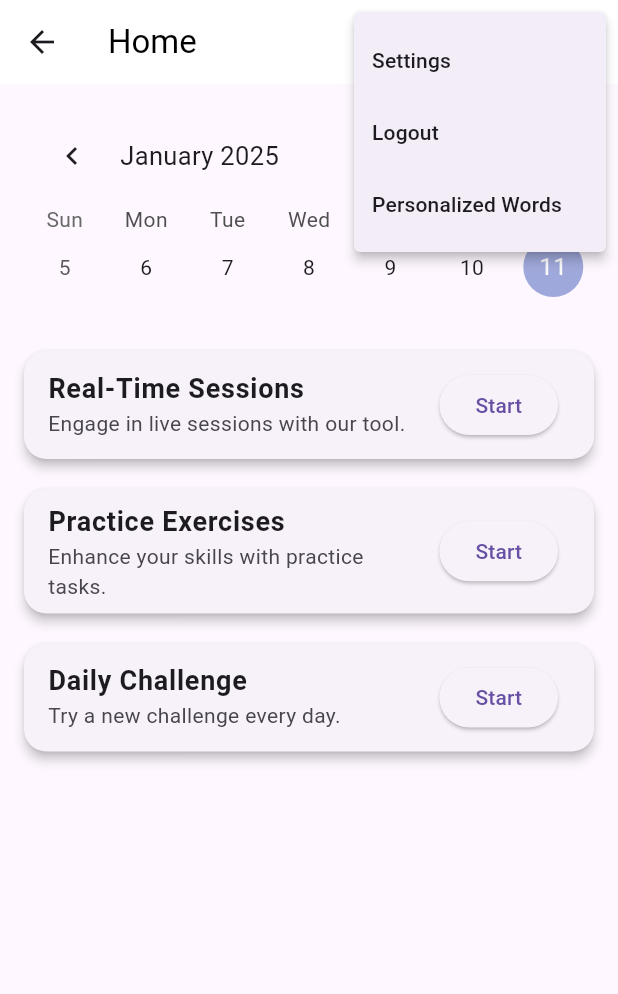
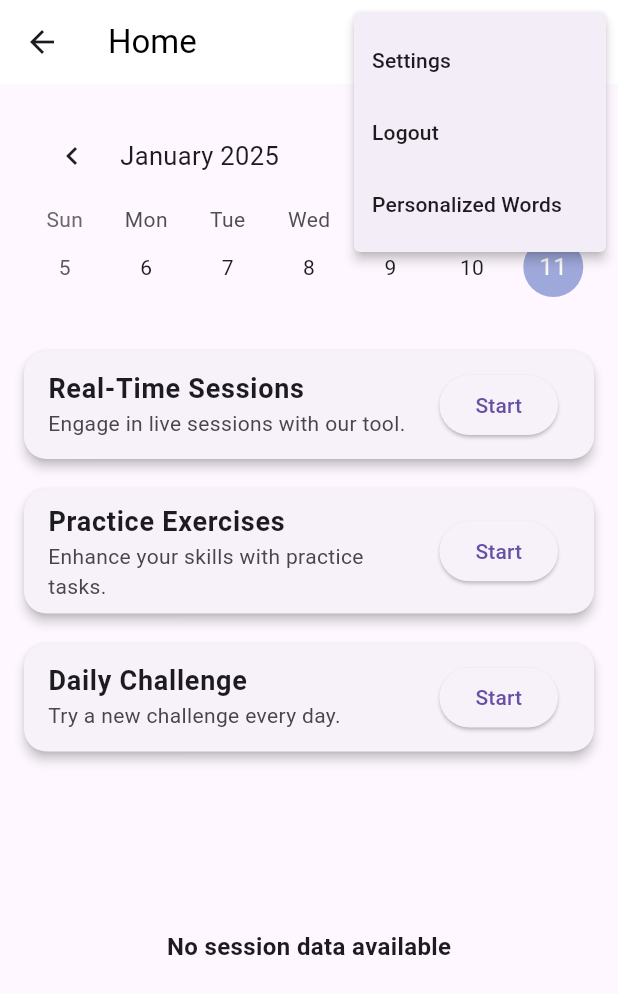
Before and after one commit to BettinaGotiu/licenta_app, a Flutter app: the HomeScreen screen opened directly, after a tap on the "person" icon, on a phone screen of 412 x 824 dp. Shown: the top 994 px of the screen. Run offline on Flutter 3.47's test engine with Material 3 defaults, Android fonts, the phone set to English and light mode, and no system bars; drawn by our look-alikes of table_calendar; our stand-ins replace cloud_firestore, firebase_auth, firebase_core, speech_to_text; accounts and stored records are empty.

Commit message:
Fetching and Displaying session data from Cloud

```diff
--- a/lib/pages/home_screen.dart
+++ b/lib/pages/home_screen.dart
@@ -1,13 +1,14 @@
 import 'package:flutter/material.dart';
 import 'package:firebase_auth/firebase_auth.dart';
+import 'package:cloud_firestore/cloud_firestore.dart';
 import 'package:table_calendar/table_calendar.dart';
 import 'signin_screen.dart';
 import 'speech_to_text.dart';
-import 'calendar_screen.dart'; // Import for expanded calendar screen
-import 'settings_screen.dart'; // Import for settings page
-import 'domain_selection_screen.dart'; // Import for domain selection page
-import 'daily_challenge_screen.dart'; // Import for daily challenge page
-import 'personalized_words_page.dart'; // Import for personalized words page
+import 'calendar_screen.dart';
+import 'settings_screen.dart';
+import 'domain_selection_screen.dart';
+import 'daily_challenge_screen.dart';
+import 'personalized_words_page.dart';
 
 class HomeScreen extends StatefulWidget {
   const HomeScreen({Key? key}) : super(key: key);
@@ -20,11 +21,28 @@ class _HomeScreenState extends State<HomeScreen> {
   late User? user;
   DateTime _focusedDay = DateTime.now();
   DateTime? _selectedDay;
+  List<Map<String, dynamic>> _sessions = [];
 
   @override
   void initState() {
     super.initState();
     user = FirebaseAuth.instance.currentUser;
+    _fetchSessionData();
+  }
+
+  Future<void> _fetchSessionData() async {
+    if (user != null) {
+      final snapshot = await FirebaseFirestore.instance
+          .collection('user_data')
+          .doc(user!.uid)
+          .collection('sessions')
+          .orderBy('date')
+          .get();
+
+      setState(() {
+        _sessions = snapshot.docs.map((doc) => doc.data()).toList();
+      });
+    }
   }
 
   @override
@@ -45,14 +63,12 @@ class _HomeScreenState extends State<HomeScreen> {
             ),
             onSelected: (value) {
               if (value == 'Settings') {
-                // Navigate to settings page
                 Navigator.push(
                   context,
                   MaterialPageRoute(
                       builder: (context) => const SettingsScreen()),
                 );
               } else if (value == 'Logout') {
-                // Logout logic
                 FirebaseAuth.instance.signOut().then((_) {
                   Navigator.pushAndRemoveUntil(
                     context,
@@ -83,10 +99,8 @@ class _HomeScreenState extends State<HomeScreen> {
         padding: const EdgeInsets.all(16.0),
         child: Column(
           children: [
-            // Minimalistic calendar
             GestureDetector(
               onTap: () {
-                // Navigate to expanded calendar view
                 Navigator.push(
                   context,
                   MaterialPageRoute(
@@ -104,14 +118,13 @@ class _HomeScreenState extends State<HomeScreen> {
                     _focusedDay = focusedDay;
                   });
                 },
-                calendarFormat: CalendarFormat.week, // Minimalistic row view
-                onFormatChanged: (format) {}, // Disable format change for now
+                calendarFormat: CalendarFormat.week,
+                onFormatChanged: (format) {},
                 onPageChanged: (focusedDay) => _focusedDay = focusedDay,
                 locale: 'en_US',
               ),
             ),
             const SizedBox(height: 20),
-            // Cards layout
             Expanded(
               child: ListView(
                 children: [
@@ -153,6 +166,8 @@ class _HomeScreenState extends State<HomeScreen> {
                       );
                     },
                   ),
+                  const SizedBox(height: 20),
+                  _buildSessionList(),
                 ],
               ),
             ),
@@ -185,4 +200,36 @@ class _HomeScreenState extends State<HomeScreen> {
       ),
     );
   }
+
+  Widget _buildSessionList() {
+    return _sessions.isEmpty
+        ? Container(
+            height: 200,
+            child: Center(
+              child: Text(
+                'No session data available',
+                style: TextStyle(fontSize: 16, fontWeight: FontWeight.bold),
+              ),
+            ),
+          )
+        : Container(
+            height: 200,
+            padding: const EdgeInsets.all(8.0),
+            decoration: BoxDecoration(
+              border: Border.all(color: Colors.grey),
+              borderRadius: BorderRadius.circular(10),
+            ),
+            child: ListView.builder(
+              itemCount: _sessions.length,
+              itemBuilder: (context, index) {
+                return ListTile(
+                  title: Text(
+                    'Session ${index + 1}: ${_sessions[index]['withinLimitPercentage'].toString()}%',
+                    style: TextStyle(fontSize: 16),
+                  ),
+                );
+              },
+            ),
+          );
+  }
 }
```
